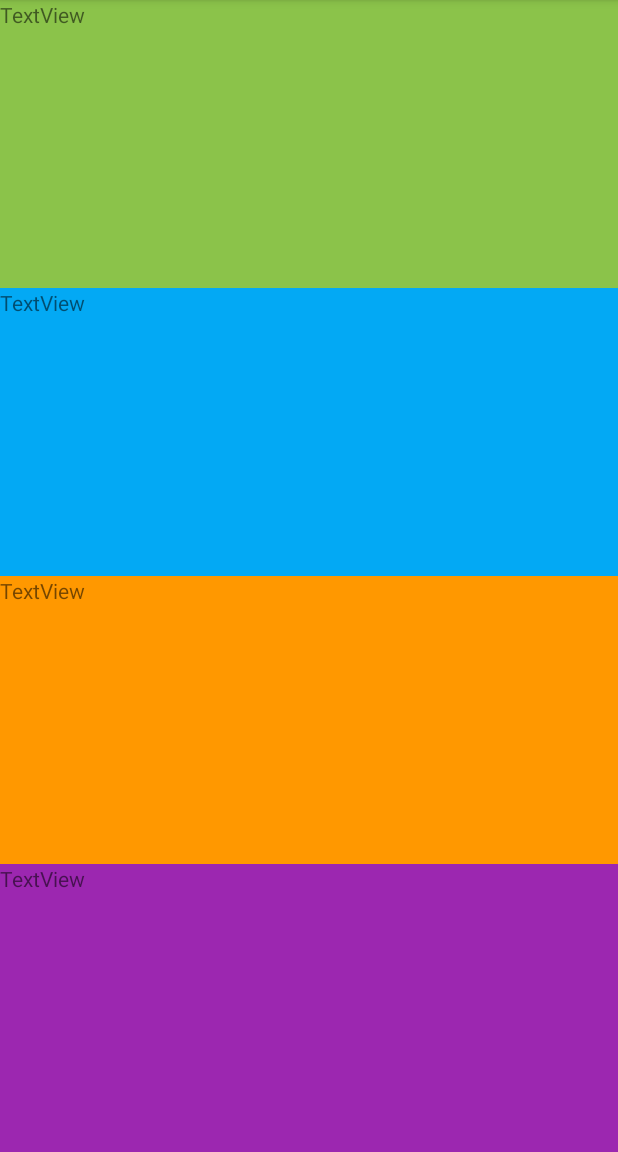
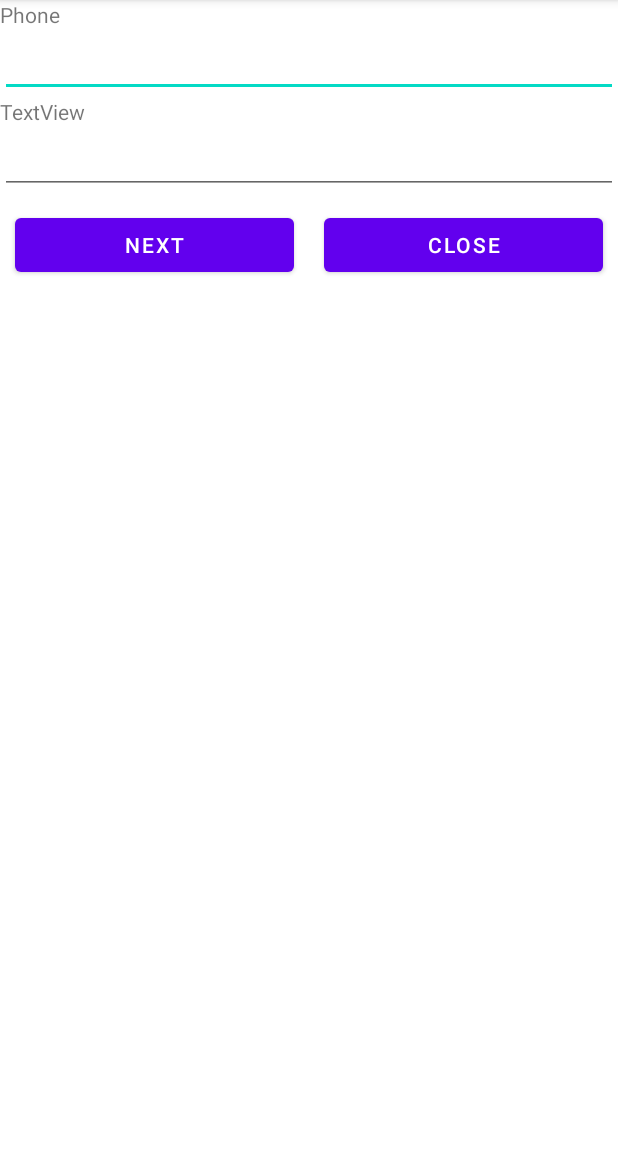
Before and after one commit to AmrAbdelmagid/Playing-With-Android-Native, an Android app: the screen it shows after launch (MainActivity), on a phone screen of 412 x 824 dp, the part 84-1236 px from its top. Run offline under Robolectric (Android 15) with nearby library versions, the phone set to English and light mode, and no system bars.

Commit message:
Use relative layout

```diff
--- a/app/src/main/res/layout/activity_main.xml
+++ b/app/src/main/res/layout/activity_main.xml
@@ -1,42 +1,65 @@
 <?xml version="1.0" encoding="utf-8"?>
-<LinearLayout xmlns:android="http://schemas.android.com/apk/res/android"
+<RelativeLayout xmlns:android="http://schemas.android.com/apk/res/android"
     xmlns:app="http://schemas.android.com/apk/res-auto"
     xmlns:tools="http://schemas.android.com/tools"
     android:layout_width="match_parent"
     android:layout_height="match_parent"
-    android:orientation="vertical"
-    android:weightSum="4"
-    tools:context=".MainActivity">
+    tools:context=".MainActivity" >
 
     <TextView
-        android:id="@+id/textView"
+        android:id="@+id/textView5"
+        android:layout_width="wrap_content"
+        android:layout_height="wrap_content"
+        android:layout_alignParentTop="true"
+        android:layout_alignParentStart="true"
+        android:text="Phone"
+        android:layout_alignParentLeft="true" />
+
+    <EditText
+        android:id="@+id/editTextPhone"
         android:layout_width="match_parent"
-        android:layout_height="0dp"
-        android:layout_weight="1"
-        android:background="#8BC34A"
+        android:layout_height="wrap_content"
+        android:layout_below="@id/textView5"
+        android:ems="10"
+        android:inputType="phone" />
+
+    <TextView
+        android:id="@+id/textView8"
+        android:layout_width="wrap_content"
+        android:layout_height="wrap_content"
+        android:layout_below="@id/editTextPhone"
         android:text="TextView" />
 
-    <TextView
-        android:id="@+id/textView2"
+    <EditText
+        android:id="@+id/editTextTextPersonName"
         android:layout_width="match_parent"
-        android:layout_height="0dp"
-        android:layout_weight="1"
-        android:background="#03A9F4"
-        android:text="TextView" />
+        android:layout_height="wrap_content"
+        android:ems="10"
+        android:layout_below="@id/textView8"
+        android:inputType="textPersonName" />
 
-    <TextView
-        android:id="@+id/textView3"
+    <LinearLayout
         android:layout_width="match_parent"
-        android:layout_height="0dp"
-        android:layout_weight="1"
-        android:background="#FF9800"
-        android:text="TextView" />
+        android:layout_height="match_parent"
+        android:layout_below="@id/editTextTextPersonName"
+        android:orientation="horizontal">
 
-    <TextView
-        android:id="@+id/textView4"
-        android:layout_width="match_parent"
-        android:layout_height="0dp"
-        android:layout_weight="1"
-        android:background="#9C27B0"
-        android:text="TextView" />
-</LinearLayout>
+        <Button
+            android:id="@+id/button"
+            android:layout_width="wrap_content"
+            android:layout_height="wrap_content"
+            android:layout_margin="10dp"
+
+            android:layout_weight="1"
+            android:text="Next" />
+
+        <Button
+            android:id="@+id/button2"
+            android:layout_width="wrap_content"
+            android:layout_height="wrap_content"
+            android:layout_margin="10dp"
+            android:layout_weight="1"
+            android:text="Close" />
+    </LinearLayout>
+
+</RelativeLayout>
```
